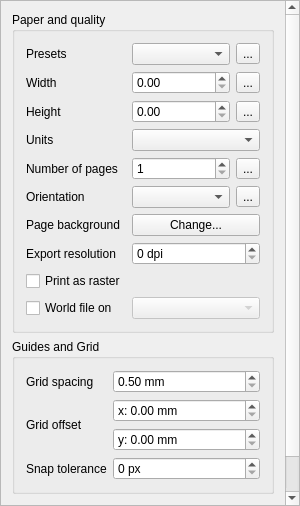
Above: src/ui/qgscompositionwidgetbase.ui from qgis/QGIS before the change. Below: the same form after it.
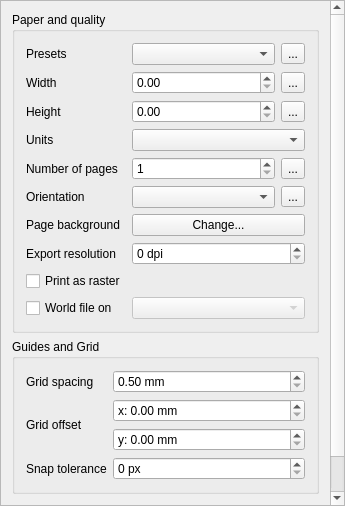
That is the form after the change. Custom widgets are drawn as their Qt base class.

Commit message:
Flip all composer double spin boxes to QgsDoubleSpin (refs #10544)
Add clear buttons to applicable properties.

What changed in the file:
```diff
--- a/src/ui/qgscompositionwidgetbase.ui
+++ b/src/ui/qgscompositionwidgetbase.ui
@@ -6,7 +6,7 @@
    <rect>
     <x>0</x>
     <y>0</y>
-    <width>300</width>
+    <width>345</width>
     <height>506</height>
    </rect>
   </property>
@@ -51,8 +51,8 @@
        <rect>
         <x>0</x>
         <y>0</y>
-        <width>284</width>
-        <height>599</height>
+        <width>327</width>
+        <height>591</height>
        </rect>
       </property>
       <layout class="QVBoxLayout" name="verticalLayout_2">
@@ -429,6 +429,9 @@
               <property name="suffix">
                <string> mm</string>
               </property>
+              <property name="maximum">
+               <double>9999.000000000000000</double>
+              </property>
              </widget>
             </item>
            </layout>
@@ -474,17 +477,22 @@
  </widget>
  <layoutdefault spacing="6" margin="11"/>
  <customwidgets>
+  <customwidget>
+   <class>QgsDataDefinedButton</class>
+   <extends>QToolButton</extends>
+   <header>qgsdatadefinedbutton.h</header>
+  </customwidget>
+  <customwidget>
+   <class>QgsDoubleSpinBox</class>
+   <extends>QDoubleSpinBox</extends>
+   <header>qgsdoublespinbox.h</header>
+  </customwidget>
   <customwidget>
    <class>QgsCollapsibleGroupBoxBasic</class>
    <extends>QGroupBox</extends>
    <header location="global">qgscollapsiblegroupbox.h</header>
    <container>1</container>
   </customwidget>
-  <customwidget>
-   <class>QgsDataDefinedButton</class>
-   <extends>QToolButton</extends>
-   <header>qgsdatadefinedbutton.h</header>
-  </customwidget>
  </customwidgets>
  <tabstops>
   <tabstop>scrollArea</tabstop>
```
Left out of the diff: 19 changed lines with no effect on the pictures. The commit also changes 13 other files.
